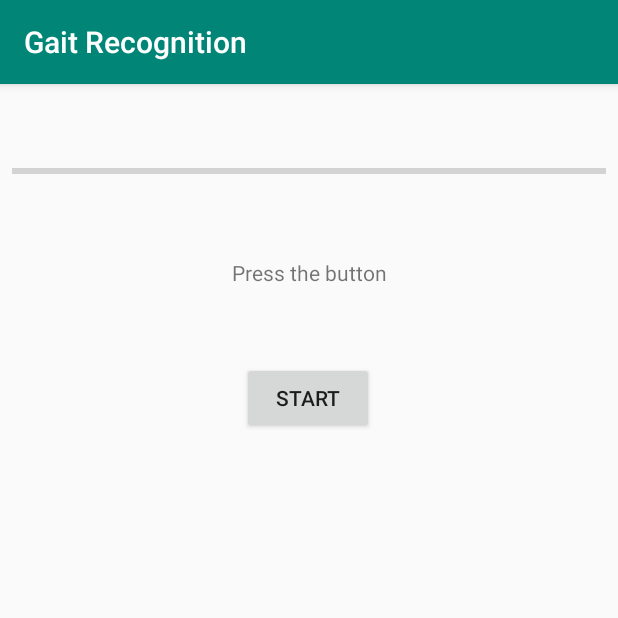
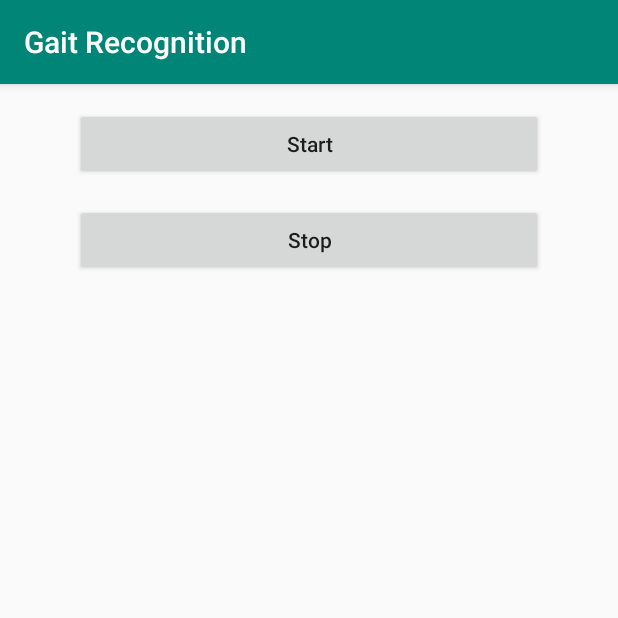
Before and after one commit to MilleJanos/Gait-Recognition-App, an Android app: the screen it shows after launch (MainActivity), on a phone screen of 412 x 824 dp, the top half of it. Run offline under Robolectric (Android 15) with nearby library versions, the light colour scheme and no system bars.

Commit message:
Added foreground Service -Bound service and MainActivity moved to "old" package -Files added: App, BackgroundService, Common -Modified: Manifest, MainActivity

```diff
--- a/app/src/main/java/ms/sapientia/ro/gaitrecognitionapp/MainActivity.java
+++ b/app/src/main/java/ms/sapientia/ro/gaitrecognitionapp/MainActivity.java
@@ -1,163 +1,74 @@
 package ms.sapientia.ro.gaitrecognitionapp;
 
-import android.arch.lifecycle.Observer;
-import android.arch.lifecycle.ViewModelProvider;
-import android.arch.lifecycle.ViewModelProviders;
-import android.content.Context;
 import android.content.Intent;
-import android.os.Handler;
-import android.support.annotation.Nullable;
 import android.support.v7.app.AppCompatActivity;
 import android.os.Bundle;
-import android.util.Log;
 import android.view.View;
 import android.widget.Button;
-import android.widget.ProgressBar;
-import android.widget.TextView;
+import android.widget.EditText;
 
 import ms.sapientia.gaitrecognitionapp.R;
+import ms.sapientia.ro.gaitrecognitionapp.service.BackgroundService;
+import ms.sapientia.ro.gaitrecognitionapp.service.Common;
 
 public class MainActivity extends AppCompatActivity {
 
     private static final String TAG = "MainActivity";
 
     // UI Components
-    private ProgressBar mProgressBar;
-    private TextView mTextView;
-    private Button mButton;
+    private EditText mEditText;
+    private Button mStartServiceButton;
+    private Button mStopServiceButton;
 
     // Vars
-    private MyService mService;
-    private MainActivityViewModel mViewModel;
+
 
     @Override
     protected void onCreate(Bundle savedInstanceState) {
         super.onCreate(savedInstanceState);
         setContentView(R.layout.activity_main);
+
         BindViews();
+        BindClickListeners();
+    }
 
-        mViewModel = ViewModelProviders.of(this).get(MainActivityViewModel.class);
+    private void BindViews() {
+        mEditText = findViewById(R.id.edit_text_input);
+        mStartServiceButton = findViewById(R.id.start_service_button);
+        mStopServiceButton = findViewById(R.id.stop_service_button);
+    }
 
-        setObservers();
-
-        mButton.setOnClickListener(new View.OnClickListener() {
+    private void BindClickListeners() {
+        mStartServiceButton.setOnClickListener(new View.OnClickListener() {
             @Override
             public void onClick(View v) {
-                Log.d(TAG, "onClick: toggle updates");
-                toggleUpdates();
+                startService(v);
             }
         });
 
-    }
-
-
-    private void setObservers() {
-
-        mViewModel.getBinder().observe(this, new Observer<MyService.MyBinder>() {
+        mStopServiceButton.setOnClickListener(new View.OnClickListener() {
             @Override
-            public void onChanged(@Nullable MyService.MyBinder myBinder) {
-                if(myBinder != null){
-                    Log.d(TAG, "onChanged: connected to service.");
-                    mService = myBinder.getService();
-                }else{
-                    Log.d(TAG, "onChanged: unbound from service.");
-                    mService = null;
-                }
-            }
-        });
-
-        mViewModel.getIsProgressUpdating().observe(this, new Observer<Boolean>() {
-            @Override
-            public void onChanged(@Nullable final Boolean aBoolean) {
-                // Chacking progress in every 100ms:
-                final Handler handler = new Handler();
-                final Runnable runnable = new Runnable() {
-                    @Override
-                    public void run() {
-                        //if(aBoolean){ // if needs to update
-                        if(mViewModel.getIsProgressUpdating().getValue()){
-                            if(mViewModel.getBinder().getValue() != null){  // meaning the service is bound
-                                if(mService.getProgress() == mService.getMaxValue()){
-                                    mViewModel.setIsUploading(false);
-                                }
-                                mProgressBar.setProgress(mService.getProgress());
-                                mProgressBar.setMax(mService.getMaxValue());
-                                String progress =
-                                        String.valueOf(100 * mService.getProgress() / mService.getMaxValue()) + "%";
-                                mTextView.setText(progress);
-                            }
-                            handler.postDelayed(this,100);
-                        }else{
-                            // Stop chacking for updates
-                            handler.removeCallbacks(this);
-                        }
-                    }
-                };
-
-                // control what the button shows
-                if(aBoolean){
-                    mButton.setText("Pause");
-                    handler.postDelayed(runnable, 100);
-                }else{
-                    if(mService.getProgress() == mService.getMaxValue()){
-                        mButton.setText("Restart");
-                    }else{
-                        mButton.setText("Start");
-                    }
-                }
-
+            public void onClick(View v) {
+                stopService(v);
             }
         });
     }
 
-    private void toggleUpdates(){
-        if(mService != null){
-            if(mService.getProgress() == mService.getMaxValue()){
-                mService.resetTask();
-                mButton.setText("Start");
-            }else{
-                if(mService.getIsPaused()){
-                    mService.unPausePretendLongRunningTask();
-                    mViewModel.setIsUploading(true);
-                }else{
-                    mService.pausePretendLongRunningTask();
-                    mViewModel.setIsUploading(false);
-                }
-            }
-        }
+
+    // Service methods:
+
+    public void startService(View v){
+        String input = mEditText.getText().toString();
+
+        Intent serviceIntent = new Intent(this, BackgroundService.class);
+        //serviceIntent.putExtra(Common.INPUT_EXTRA_KEY, input);
+
+        startService(serviceIntent);
     }
 
-    @Override
-    protected void onPause() {
-        super.onPause();
-        if(mViewModel.getBinder() != null){
-            unbindService(mViewModel.getServiceConnection());
-        }
-    }
-
-    @Override
-    protected void onResume() {
-        super.onResume();
-
-        startService();
-    }
-
-    private void startService(){
-        Intent serviceIntent = new Intent(this, MyService.class);
-        startService(serviceIntent);
-
-        bindService();
-    }
-
-    private void bindService(){
-        Intent serviceIntent = new Intent(this, MyService.class);
-        bindService(serviceIntent, mViewModel.getServiceConnection(), Context.BIND_ABOVE_CLIENT);    //Context.BIND_AUTO_CREATE
-    }
-
-    private void BindViews() {
-        mProgressBar = findViewById(R.id.progress_bar);
-        mTextView = findViewById(R.id.text_view);
-        mButton = findViewById(R.id.button);
+    public void stopService(View v){
+        Intent serviceIntent = new Intent(this, BackgroundService.class);
+        stopService(serviceIntent);
     }
 
 
--- a/app/src/main/java/ms/sapientia/ro/gaitrecognitionapp/MainActivityViewModel.java
+++ b/app/src/main/java/ms/sapientia/ro/gaitrecognitionapp/old/MainActivityViewModel.java
@@ -1,4 +1,4 @@
-package ms.sapientia.ro.gaitrecognitionapp;
+package ms.sapientia.ro.gaitrecognitionapp.old;
 
 import android.arch.lifecycle.LiveData;
 import android.arch.lifecycle.MutableLiveData;
--- a/app/src/main/java/ms/sapientia/ro/gaitrecognitionapp/MyService.java
+++ b/app/src/main/java/ms/sapientia/ro/gaitrecognitionapp/old/MyService.java
@@ -1,4 +1,4 @@
-package ms.sapientia.ro.gaitrecognitionapp;
+package ms.sapientia.ro.gaitrecognitionapp.old;
 
 import android.app.Service;
 import android.content.Intent;
--- /dev/null
+++ b/app/src/main/java/ms/sapientia/ro/gaitrecognitionapp/service/App.java
@@ -0,0 +1,32 @@
+package ms.sapientia.ro.gaitrecognitionapp.service;
+
+import android.app.Application;
+import android.app.NotificationChannel;
+import android.app.NotificationManager;
+import android.os.Build;
+
+public class App extends Application {
+
+    @Override
+    public void onCreate() {
+        super.onCreate();
+
+        createNotificationChannel();
+
+    }
+
+    private void createNotificationChannel() {
+        if(Build.VERSION.SDK_INT >= Build.VERSION_CODES.O){
+            NotificationChannel serviceChannel = new NotificationChannel(
+                    Common.CHANNEL_ID_01,
+                    "Example Service Channel",
+                    NotificationManager.IMPORTANCE_DEFAULT
+            );
+
+            NotificationManager manager = getSystemService(NotificationManager.class);
+            manager.createNotificationChannel(serviceChannel);
+        }
+    }
+
+
+}
--- a/app/src/main/res/layout/activity_main.xml
+++ b/app/src/main/res/layout/activity_main.xml
@@ -1,42 +1,67 @@
 <?xml version="1.0" encoding="utf-8"?>
-<android.support.constraint.ConstraintLayout xmlns:android="http://schemas.android.com/apk/res/android"
+<LinearLayout xmlns:android="http://schemas.android.com/apk/res/android"
     xmlns:app="http://schemas.android.com/apk/res-auto"
     xmlns:tools="http://schemas.android.com/tools"
     android:layout_width="match_parent"
     android:layout_height="match_parent"
-    tools:context="ms.sapientia.ro.gaitrecognitionapp.MainActivity">
+    android:orientation="vertical"
+    tools:context=".MainActivity">
 
-    <ProgressBar
-        android:id="@+id/progress_bar"
-        style="@style/Base.Widget.AppCompat.ProgressBar.Horizontal"
+    <android.support.constraint.ConstraintLayout
         android:layout_width="match_parent"
         android:layout_height="wrap_content"
-        android:layout_marginStart="8dp"
-        android:layout_marginTop="50dp"
-        android:layout_marginEnd="8dp"
-        app:layout_constraintEnd_toEndOf="parent"
-        app:layout_constraintStart_toStartOf="parent"
-        app:layout_constraintTop_toTopOf="parent" />
+        android:orientation="horizontal"
+        android:layout_marginTop="128dp"
+        android:visibility="gone">
 
-    <TextView
-        android:id="@+id/text_view"
-        android:layout_width="wrap_content"
-        android:layout_height="wrap_content"
-        android:layout_marginTop="50dp"
-        android:text="Press the button"
-        app:layout_constraintTop_toBottomOf="@id/progress_bar"
-        app:layout_constraintLeft_toLeftOf="parent"
-        app:layout_constraintRight_toRightOf="parent"/>
+        <TextView
+            android:id="@+id/textView"
+            android:layout_width="wrap_content"
+            android:layout_height="wrap_content"
+            android:layout_marginStart="18dp"
+            android:layout_marginTop="8dp"
+            android:layout_marginBottom="8dp"
+            android:text="Name:"
+            app:layout_constraintBottom_toBottomOf="parent"
+            app:layout_constraintStart_toStartOf="parent"
+            app:layout_constraintTop_toTopOf="parent"/>
+
+        <EditText
+            android:id="@+id/edit_text_input"
+            android:layout_width="300dp"
+            android:layout_height="wrap_content"
+
+            android:layout_marginStart="8dp"
+            android:layout_marginTop="8dp"
+            android:layout_marginEnd="8dp"
+            android:layout_marginBottom="8dp"
+            app:layout_constraintBottom_toBottomOf="parent"
+            app:layout_constraintEnd_toEndOf="parent"
+            app:layout_constraintStart_toEndOf="@+id/textView"
+            app:layout_constraintTop_toTopOf="parent"/>
+
+    </android.support.constraint.ConstraintLayout>
+
 
     <Button
-        android:id="@+id/button"
-        android:layout_width="wrap_content"
+        android:id="@+id/start_service_button"
+        android:layout_width="match_parent"
         android:layout_height="wrap_content"
-        android:layout_marginTop="50dp"
-        android:text="start"
-        app:layout_constraintEnd_toEndOf="parent"
-        app:layout_constraintHorizontal_bias="0.498"
-        app:layout_constraintStart_toStartOf="parent"
-        app:layout_constraintTop_toBottomOf="@+id/text_view" />
+        android:text="Start"
+        android:textAllCaps="false"
+        android:layout_marginTop="16dp"
+        android:layout_marginLeft="50dp"
+        android:layout_marginRight="50dp"/>
 
-</android.support.constraint.ConstraintLayout>
+    <Button
+        android:id="@+id/stop_service_button"
+        android:layout_width="match_parent"
+        android:layout_height="wrap_content"
+        android:text="Stop"
+        android:textAllCaps="false"
+        android:layout_marginTop="16dp"
+        android:layout_marginLeft="50dp"
+        android:layout_marginRight="50dp"/>
+
+
+</LinearLayout>
```
Also changed, not shown: app/src/main/AndroidManifest.xml (+7 -1 lines), app/src/main/java/ms/sapientia/ro/gaitrecognitionapp/service/BackgroundService.java (added, +57 -0 lines), app/src/main/java/ms/sapientia/ro/gaitrecognitionapp/service/Common.java (added, +12 -0 lines), app/src/main/res/drawable/ic_assignment.xml (added, +9 -0 lines), 1 other file.
